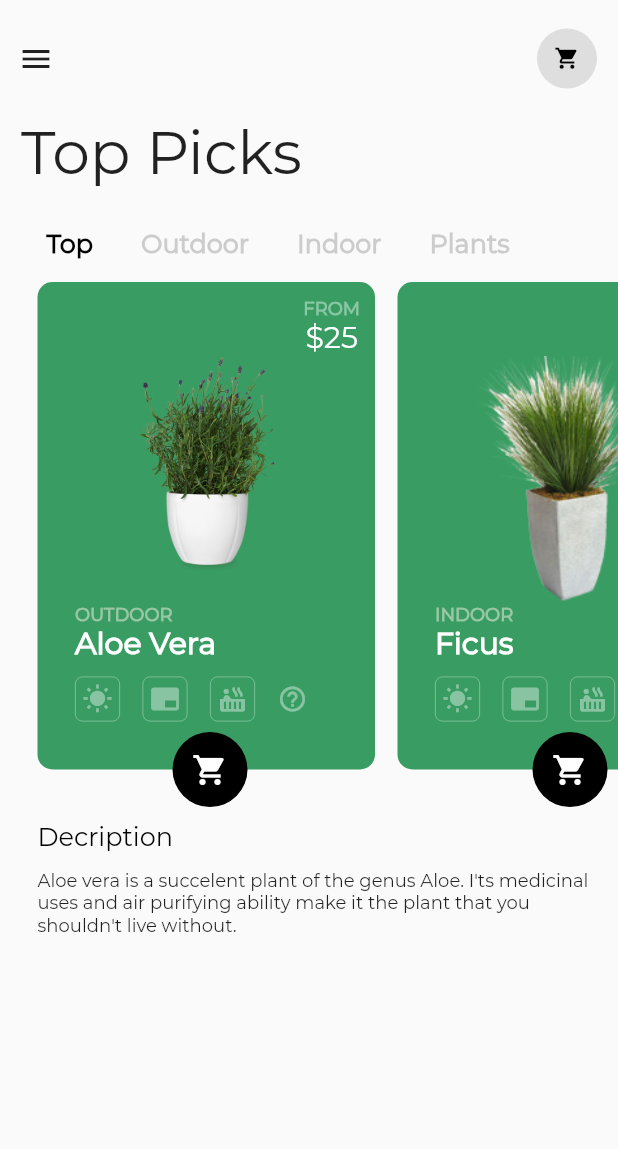
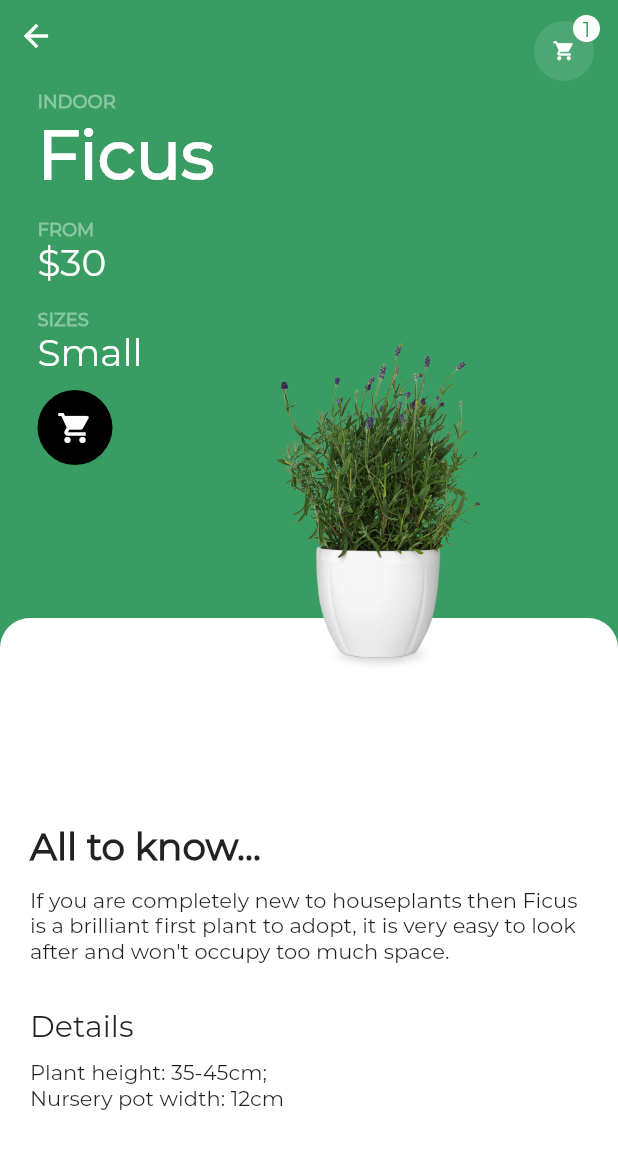
Before and after one commit to enspdf/flutter_plants_ui_design, a Flutter app: the screen it shows after launch, after a tap on the "help outline" icon, on a phone screen of 412 x 824 dp. Shown: the top 1149 px of the screen. Run offline on Flutter 3.47's test engine with Material 2 defaults, Android fonts, the phone set to English and light mode, and no system bars; project files that could hold a hidden picture were left out.

Commit message:
flutter_plants_ui_design P2

```diff
--- /dev/null
+++ b/lib/plant_detail.dart
@@ -0,0 +1,227 @@
+import 'package:flutter/material.dart';
+
+class PlantDetail extends StatelessWidget {
+  @override
+  Widget build(BuildContext context) {
+    return Material(
+      child: ListView(
+        children: <Widget>[
+          Stack(
+            children: <Widget>[
+              Container(
+                height: MediaQuery.of(context).size.height,
+                width: MediaQuery.of(context).size.width,
+                decoration: BoxDecoration(
+                  color: Color(0xFF399D63),
+                ),
+              ),
+              Positioned(
+                top: MediaQuery.of(context).size.height / 2,
+                child: Container(
+                  height: MediaQuery.of(context).size.height / 2,
+                  width: MediaQuery.of(context).size.width,
+                  decoration: BoxDecoration(
+                    borderRadius: BorderRadius.only(
+                      topLeft: Radius.circular(20),
+                      topRight: Radius.circular(20),
+                    ),
+                    color: Colors.white,
+                  ),
+                ),
+              ),
+              Align(
+                alignment: Alignment.topLeft,
+                child: IconButton(
+                  icon: Icon(
+                    Icons.arrow_back,
+                    color: Colors.white,
+                  ),
+                  onPressed: () {
+                    Navigator.of(context).pop();
+                  },
+                ),
+              ),
+              Padding(
+                padding: EdgeInsets.only(
+                  top: 10,
+                  left: MediaQuery.of(context).size.width - 60,
+                ),
+                child: FloatingActionButton(
+                  onPressed: () {},
+                  backgroundColor: Color(0xFF4DA774),
+                  mini: true,
+                  elevation: 0,
+                  child: Icon(
+                    Icons.shopping_cart,
+                    color: Colors.white,
+                    size: 15,
+                  ),
+                ),
+              ),
+              Positioned(
+                top: 10,
+                left: MediaQuery.of(context).size.width - 30,
+                child: Container(
+                  height: 18,
+                  width: 18,
+                  decoration: BoxDecoration(
+                    borderRadius: BorderRadius.circular(9),
+                    color: Colors.white,
+                  ),
+                  child: Center(
+                    child: Text(
+                      '1',
+                      style: TextStyle(
+                        color: Color(0xFF399D63),
+                        fontFamily: 'Montserrat',
+                      ),
+                    ),
+                  ),
+                ),
+              ),
+              Padding(
+                padding: EdgeInsets.only(left: 25, top: 60),
+                child: Column(
+                  crossAxisAlignment: CrossAxisAlignment.start,
+                  children: <Widget>[
+                    Text(
+                      'INDOOR',
+                      style: TextStyle(
+                        fontFamily: 'Montserrat',
+                        fontSize: 12,
+                        fontWeight: FontWeight.w600,
+                        color: Color(0xFF8AC7A4),
+                      ),
+                    ),
+                    Text(
+                      'Ficus',
+                      style: TextStyle(
+                        fontFamily: 'Montserrat',
+                        fontSize: 45,
+                        fontWeight: FontWeight.w600,
+                        color: Colors.white,
+                      ),
+                    ),
+                    SizedBox(height: 15),
+                    Text(
+                      'FROM',
+                      style: TextStyle(
+                        fontFamily: 'Montserrat',
+                        fontSize: 12,
+                        fontWeight: FontWeight.w600,
+                        color: Color(0xFF8AC7A4),
+                      ),
+                    ),
+                    Text(
+                      '\$30',
+                      style: TextStyle(
+                        fontFamily: 'Montserrat',
+                        fontSize: 25,
+                        fontWeight: FontWeight.w300,
+                        color: Colors.white,
+                      ),
+                    ),
+                    SizedBox(height: 15),
+                    Text(
+                      'SIZES',
+                      style: TextStyle(
+                        fontFamily: 'Montserrat',
+                        fontSize: 12,
+                        fontWeight: FontWeight.w600,
+                        color: Color(0xFF8AC7A4),
+                      ),
+                    ),
+                    Text(
+                      'Small',
+                      style: TextStyle(
+                        fontFamily: 'Montserrat',
+                        fontSize: 25,
+                        fontWeight: FontWeight.w300,
+                        color: Colors.white,
+                      ),
+                    ),
+                    SizedBox(height: 10),
+                    Container(
+                      height: 50,
+                      width: 50,
+                      decoration: BoxDecoration(
+                        borderRadius: BorderRadius.circular(25),
+                        color: Colors.black,
+                      ),
+                      child: Center(
+                        child: Icon(
+                          Icons.shopping_cart,
+                          color: Colors.white,
+                        ),
+                      ),
+                    ),
+                  ],
+                ),
+              ),
+              Positioned(
+                top: (MediaQuery.of(context).size.height / 2) - 185,
+                left: (MediaQuery.of(context).size.width / 2) - 80,
+                child: Image(
+                  image: AssetImage('assets/images/whiteplant.png'),
+                  fit: BoxFit.cover,
+                  height: 250,
+                ),
+              ),
+              Padding(
+                padding: EdgeInsets.only(
+                  top: MediaQuery.of(context).size.height - 275,
+                  left: 20,
+                  right: 15,
+                ),
+                child: Column(
+                  crossAxisAlignment: CrossAxisAlignment.start,
+                  children: <Widget>[
+                    Text(
+                      'All to know...',
+                      style: TextStyle(
+                        fontFamily: 'Montserrat',
+                        fontSize: 25,
+                        fontWeight: FontWeight.w600,
+                      ),
+                    ),
+                    SizedBox(height: 12),
+                    Text(
+                      'If you are completely new to houseplants then Ficus is a brilliant first plant to adopt, it is very easy to look after and won\'t occupy too much space.',
+                      style: TextStyle(
+                        fontFamily: 'Montserrat',
+                        fontSize: 14,
+                      ),
+                    ),
+                    SizedBox(height: 30),
+                    Text(
+                      'Details',
+                      style: TextStyle(
+                        fontFamily: 'Montserrat',
+                        fontSize: 20,
+                      ),
+                    ),
+                    SizedBox(height: 10),
+                    Text(
+                      'Plant height: 35-45cm;',
+                      style: TextStyle(
+                        fontFamily: 'Montserrat',
+                        fontSize: 14,
+                      ),
+                    ),
+                    Text(
+                      'Nursery pot width: 12cm',
+                      style: TextStyle(
+                        fontFamily: 'Montserrat',
+                        fontSize: 14,
+                      ),
+                    ),
+                  ],
+                ),
+              ),
+            ],
+          ),
+        ],
+      ),
+    );
+  }
+}
--- a/lib/plants_list.dart
+++ b/lib/plants_list.dart
@@ -1,4 +1,5 @@
 import 'package:flutter/material.dart';
+import 'package:flutter_plants_ui_design/plant_detail.dart';
 
 class PlantList extends StatefulWidget {
   @override
@@ -240,7 +241,11 @@ class _PlantListState extends State<PlantList> {
                     ),
                     SizedBox(width: 10),
                     InkWell(
-                      onTap: () {},
+                      onTap: () {
+                        Navigator.of(context).push(MaterialPageRoute(
+                          builder: (context) => PlantDetail(),
+                        ));
+                      },
                       child: Container(
                         height: 30,
                         width: 30,
```
Also changed, not shown: 1 other file.
